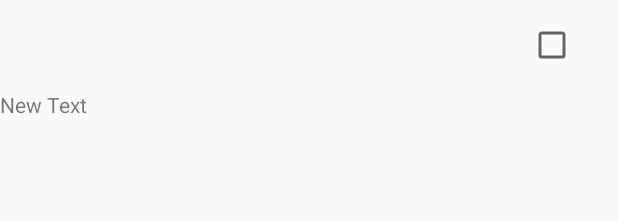
After one commit to vksah32/SmartTrackR, an Android app: the layout list_item.xml on its own in the app's theme, with its tools: preview values and no code run, on a phone screen of 412 x 824 dp. The commit adds this screen. Shown: the top 221 px of the screen. Run offline under Robolectric (Android 15) with nearby library versions, the phone set to English and light mode, and no system bars.

Commit message:
contact view

```diff
--- a/app/src/main/java/com/vivek/snapshary/inviteActivity.java
+++ b/app/src/main/java/com/vivek/snapshary/inviteActivity.java
@@ -41,7 +41,6 @@ public class inviteActivity extends ListActivity {
 
         setListAdapter(new ContactInfoListAdapter(this, R.layout.list_item, cursor, 0));
         setContentView(R.layout.activity_invite);
-        setChoiceMode(ListView.CHOICE_MODE_MULTIPLE);
     }
 
     @Override
--- /dev/null
+++ b/app/src/main/res/layout/list_item.xml
@@ -0,0 +1,20 @@
+<?xml version="1.0" encoding="utf-8"?>
+<LinearLayout xmlns:android="http://schemas.android.com/apk/res/android"
+    android:orientation="vertical" android:layout_width="match_parent"
+    android:layout_height="match_parent"
+    android:weightSum="1">
+
+    <CheckBox
+        android:layout_width="60dp"
+        android:layout_height="60dp"
+        android:id="@+id/checkBox"
+        android:layout_gravity="right" />
+
+    <TextView
+        android:layout_width="328dp"
+        android:layout_height="78dp"
+        android:text="New Text"
+        android:id="@+id/name" />
+
+
+</LinearLayout>
```
